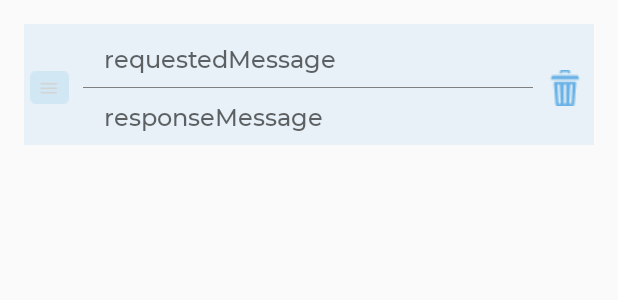
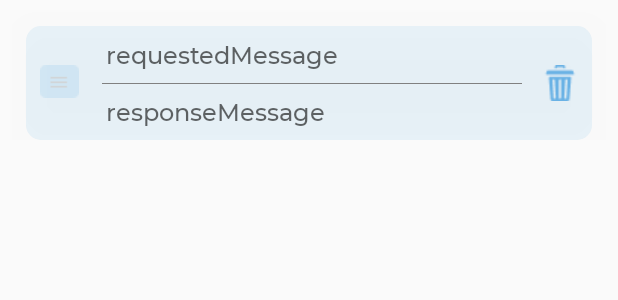
Before and after one commit to AleehBeats/Translator, an Android app: the layout favourite_message.xml on its own in the app's theme, with its tools: preview values and no code run, on a phone screen of 412 x 824 dp. Shown: the top 300 px of the screen. Run offline under Robolectric (Android 15) with nearby library versions, the light colour scheme and no system bars.

Commit message:
UI: Favourite item fixed

```diff
--- /dev/null
+++ b/app/src/main/res/drawable/favourite_item.xml
@@ -0,0 +1,6 @@
+<?xml version="1.0" encoding="utf-8"?>
+<shape xmlns:android="http://schemas.android.com/apk/res/android"
+    android:shape="rectangle">
+    <solid android:color="?attr/colorFavouriteItem" />
+    <corners android:radius="10dp"/>
+</shape>
--- a/app/src/main/res/layout/favourite_message.xml
+++ b/app/src/main/res/layout/favourite_message.xml
@@ -8,15 +8,14 @@
     android:padding="8dp">
 
     <androidx.constraintlayout.widget.ConstraintLayout
-        android:id="@+id/item"
-        android:layout_width="match_parent"
+        android:id="@+id/favouriteMessage"
+        android:layout_width="0dp"
         android:layout_height="wrap_content"
-        android:layout_marginStart="8dp"
-        android:layout_marginTop="8dp"
-        android:layout_marginEnd="8dp"
-        android:layout_marginBottom="8dp"
-        android:background="?attr/colorFavouriteItem"
-        app:layout_constraintBottom_toBottomOf="parent"
+        android:layout_marginStart="9dp"
+        android:layout_marginTop="9dp"
+        android:layout_marginEnd="9dp"
+        android:background="@drawable/favourite_item"
+        android:elevation="20dp"
         app:layout_constraintEnd_toEndOf="parent"
         app:layout_constraintStart_toStartOf="parent"
         app:layout_constraintTop_toTopOf="parent">
@@ -25,42 +24,46 @@
             android:id="@+id/detaisImage"
             android:layout_width="wrap_content"
             android:layout_height="wrap_content"
-            android:layout_marginStart="4dp"
+            android:layout_marginStart="9dp"
             app:layout_constraintBottom_toBottomOf="@+id/view"
             app:layout_constraintStart_toStartOf="parent"
             app:layout_constraintTop_toTopOf="@+id/view"
+            app:layout_constraintVertical_bias="0.59"
             app:srcCompat="@drawable/settings_png" />
 
         <ImageView
             android:id="@+id/deleteImage"
             android:layout_width="wrap_content"
             android:layout_height="wrap_content"
-            android:layout_marginEnd="7dp"
+
+            android:layout_marginEnd="9dp"
             app:layout_constraintBottom_toBottomOf="@+id/view"
             app:layout_constraintEnd_toEndOf="parent"
             app:layout_constraintTop_toTopOf="@+id/view"
+            app:layout_constraintVertical_bias="0.541"
             app:srcCompat="@drawable/delete_png" />
 
         <TextView
             android:id="@+id/responsedMessage"
             android:layout_width="wrap_content"
             android:layout_height="wrap_content"
+            android:layout_gravity="bottom"
             android:layout_marginStart="45dp"
             android:fontFamily="@font/montserrat"
             android:hint="responseMessage"
-            android:maxWidth="320dp"
+            android:maxWidth="300dp"
             android:padding="8dp"
+            android:textColor="?attr/colorText"
             android:textSize="16sp"
-            android:textColor="?attr/colorText"
             app:layout_constraintStart_toStartOf="parent"
-            app:layout_constraintTop_toBottomOf="@+id/view" />
+            app:layout_constraintTop_toTopOf="@+id/view" />
 
         <View
             android:id="@+id/view"
-            android:layout_width="300dp"
+            android:layout_width="0dp"
             android:layout_height="0.5dp"
-            android:layout_marginStart="8dp"
-            android:layout_marginEnd="8dp"
+            android:layout_marginStart="15dp"
+            android:layout_marginEnd="13dp"
             android:background="?attr/colorLabel"
             app:layout_constraintEnd_toStartOf="@+id/deleteImage"
             app:layout_constraintStart_toEndOf="@+id/detaisImage"
@@ -71,7 +74,6 @@
             android:layout_width="wrap_content"
             android:layout_height="wrap_content"
             android:layout_marginStart="45dp"
-            android:layout_marginTop="4dp"
             android:fontFamily="@font/montserrat"
             android:hint="requestedMessage"
             android:maxWidth="300dp"
```
